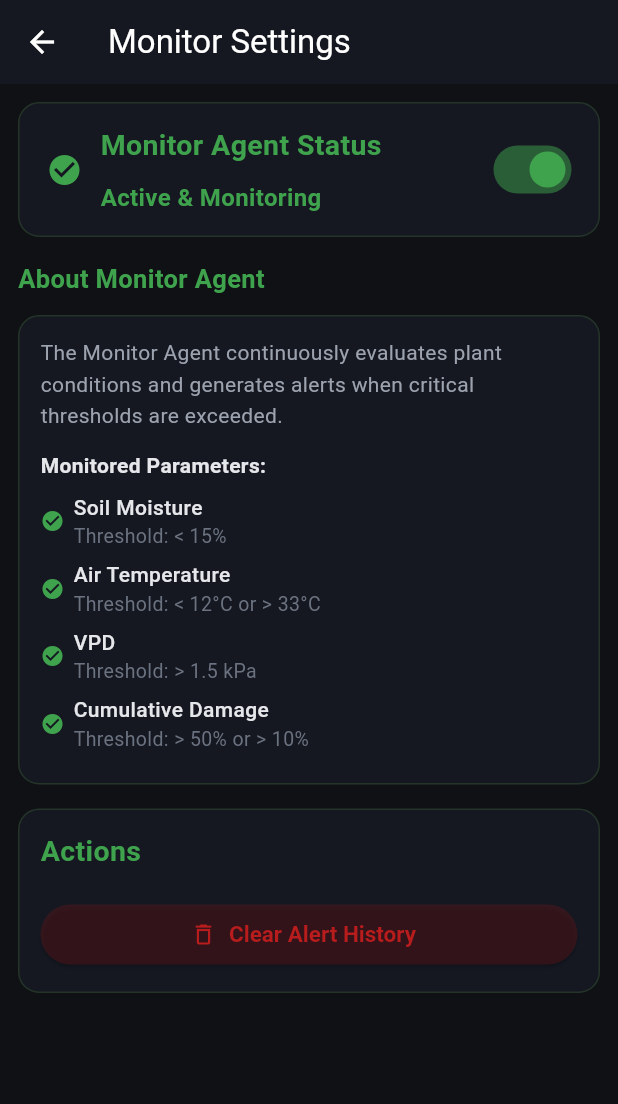
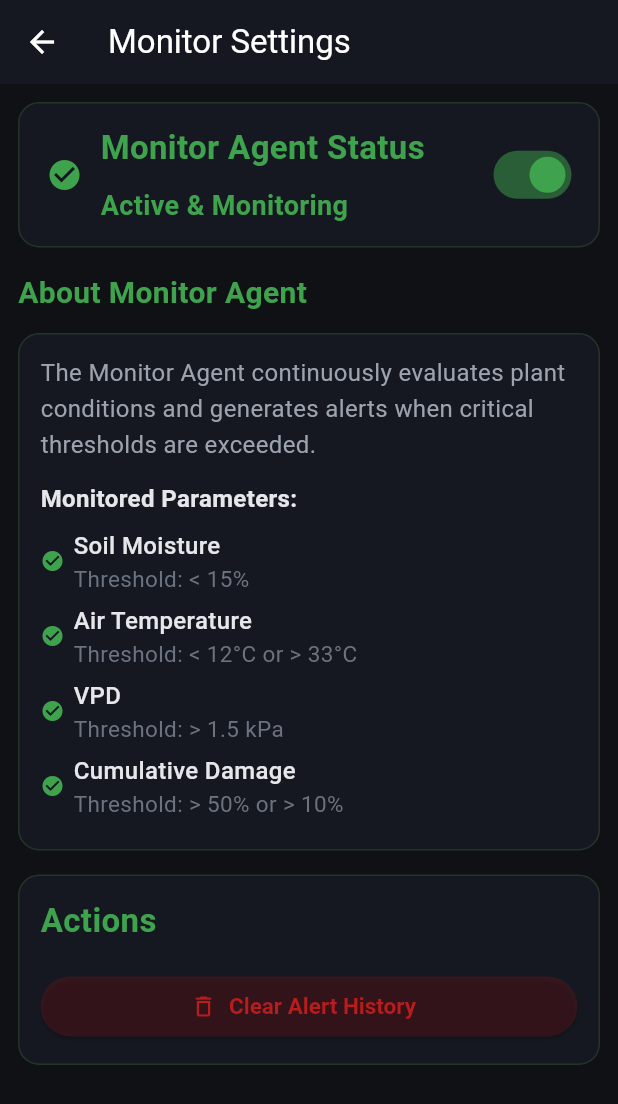
Before and after one commit to mariiaivanovacs/PlantLabSimulation, a Flutter app: the MonitorSettingsScreen screen opened directly, on a phone screen of 412 x 824 dp. Shown: the top 1104 px of the screen. Run offline on Flutter 3.47's test engine with Material 3 defaults, Android fonts, the phone set to English and light mode, and no system bars; network calls fail.

Commit message:
Reasoning Agent, UI fixes and simulation stop error fix

```diff
--- a/plant_lab_simulator/lib/screens/diagnostics.dart
+++ b/plant_lab_simulator/lib/screens/diagnostics.dart
@@ -172,7 +172,7 @@ class _DiagnosticCard extends StatelessWidget {
                   style: TextStyle(
                     fontWeight: FontWeight.w600,
                     color: color,
-                    fontSize: 15,
+                    fontSize: 17,
                   ),
                 ),
               ),
@@ -186,7 +186,7 @@ class _DiagnosticCard extends StatelessWidget {
                 child: Text(
                   diagnostic.status.toUpperCase(),
                   style: TextStyle(
-                    fontSize: 12,
+                    fontSize: 14,
                     fontWeight: FontWeight.w600,
                     color: _statusColor(),
                   ),
@@ -198,7 +198,7 @@ class _DiagnosticCard extends StatelessWidget {
           Text(
             diagnostic.diagnostic,
             style: const TextStyle(
-                color: C.textMuted, fontSize: 14, height: 1.4),
+                color: C.textMuted, fontSize: 16, height: 1.4),
           ),
         ],
       ),
--- a/plant_lab_simulator/lib/screens/monitor_settings.dart
+++ b/plant_lab_simulator/lib/screens/monitor_settings.dart
@@ -186,7 +186,7 @@ class _MonitorSettingsScreenState extends State<MonitorSettingsScreen> {
                                     style: TextStyle(
                                       color:
                                           monitorEnabled ? C.green : C.danger,
-                                      fontSize: 16,
+                                      fontSize: 18,
                                       fontWeight: FontWeight.w600,
                                     ),
                                   ),
@@ -212,7 +212,7 @@ class _MonitorSettingsScreenState extends State<MonitorSettingsScreen> {
                       'Alert Statistics',
                       style: TextStyle(
                         color: C.green,
-                        fontSize: 17,
+                        fontSize: 20,
                         fontWeight: FontWeight.w700,
                       ),
                     ),
@@ -261,7 +261,7 @@ class _MonitorSettingsScreenState extends State<MonitorSettingsScreen> {
                             'Executor Actions',
                             style: TextStyle(
                               color: C.textMuted,
-                              fontSize: 13,
+                              fontSize: 15,
                               fontWeight: FontWeight.w600,
                             ),
                           ),
@@ -269,7 +269,7 @@ class _MonitorSettingsScreenState extends State<MonitorSettingsScreen> {
                           Text(
                             '${stats!['executor_actions']} actions applied',
                             style: const TextStyle(
-                              fontSize: 15,
+                              fontSize: 17,
                               fontWeight: FontWeight.w500,
                             ),
                           ),
@@ -284,7 +284,7 @@ class _MonitorSettingsScreenState extends State<MonitorSettingsScreen> {
                     'About Monitor Agent',
                     style: TextStyle(
                       color: C.green,
-                      fontSize: 17,
+                      fontSize: 20,
                       fontWeight: FontWeight.w700,
                     ),
                   ),
@@ -297,7 +297,7 @@ class _MonitorSettingsScreenState extends State<MonitorSettingsScreen> {
                           'The Monitor Agent continuously evaluates plant conditions and generates alerts when critical thresholds are exceeded.',
                           style: TextStyle(
                             color: C.textMuted,
-                            fontSize: 14,
+                            fontSize: 16,
                             height: 1.5,
                           ),
                         ),
@@ -306,7 +306,7 @@ class _MonitorSettingsScreenState extends State<MonitorSettingsScreen> {
                           'Monitored Parameters:',
                           style: TextStyle(
                             color: C.textPrimary,
-                            fontSize: 14,
+                            fontSize: 16,
                             fontWeight: FontWeight.w600,
                           ),
                         ),
@@ -384,7 +384,7 @@ class _StatCard extends StatelessWidget {
           Text(
             value,
             style: TextStyle(
-              fontSize: 24,
+              fontSize: 28,
               fontWeight: FontWeight.w700,
               color: color,
             ),
@@ -394,7 +394,7 @@ class _StatCard extends StatelessWidget {
             label,
             style: const TextStyle(
               color: C.textMuted,
-              fontSize: 13,
+              fontSize: 15,
               fontWeight: FontWeight.w600,
             ),
           ),
@@ -426,13 +426,13 @@ class _MonitoredParam extends StatelessWidget {
                   name,
                   style: const TextStyle(
                     color: C.textPrimary,
-                    fontSize: 14,
+                    fontSize: 16,
                     fontWeight: FontWeight.w500,
                   ),
                 ),
                 Text(
                   'Threshold: $threshold',
-                  style: const TextStyle(color: C.textDim, fontSize: 13),
+                  style: const TextStyle(color: C.textDim, fontSize: 15),
                 ),
               ],
             ),
--- a/plant_lab_simulator/lib/services/api_client.dart
+++ b/plant_lab_simulator/lib/services/api_client.dart
@@ -112,7 +112,6 @@ class ApiClient {
   /// POST /simulation/start
   Future<SimulationStartResponse> startSimulation({
     required String plantName,
-    required int days,
     String mode = 'speed',
     int hoursPerTick = 1,
     double tickDelay = 0.1,
@@ -121,7 +120,6 @@ class ApiClient {
   }) async {
     final response = await postRequest('/simulation/start', {
       'plant_name': plantName,
-      'days': days,
       'mode': mode,
       'hours_per_tick': hoursPerTick,
       'tick_delay': tickDelay,
--- a/plant_lab_simulator/lib/widgets/action_card.dart
+++ b/plant_lab_simulator/lib/widgets/action_card.dart
@@ -45,13 +45,13 @@ class ActionCard extends StatelessWidget {
       child: Column(
         crossAxisAlignment: CrossAxisAlignment.start,
         children: [
-          Text(label, style: const TextStyle(fontWeight: FontWeight.bold)),
+          Text(label, style: const TextStyle(fontWeight: FontWeight.bold, fontSize: 17)),
           const SizedBox(height: 4),
-          Text(description, style: const TextStyle(color: C.textMuted)),
+          Text(description, style: const TextStyle(color: C.textMuted, fontSize: 15)),
           const SizedBox(height: 8),
           ElevatedButton(
             onPressed: () => _execute(context),
-            child: const Text("Execute"),
+            child: const Text("Execute", style: TextStyle(fontSize: 15)),
           )
         ],
       ),
```
Also changed, not shown: plant_lab_simulator/lib/screens/dashboard.dart (+24 -25 lines), plant_lab_simulator/lib/screens/executor_log.dart (+7 -7 lines), plant_lab_simulator/lib/widgets/shared.dart (+7 -7 lines).
